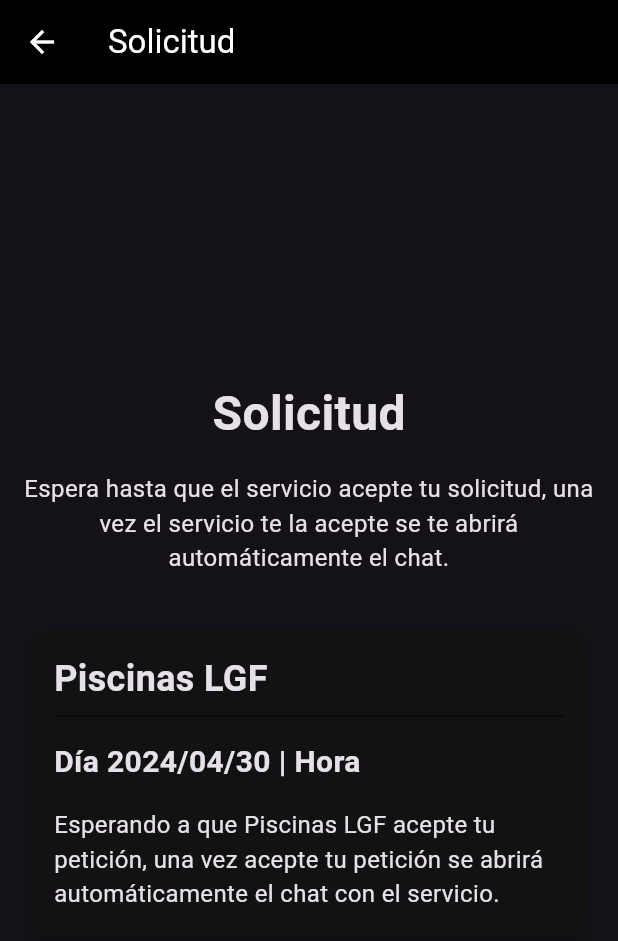
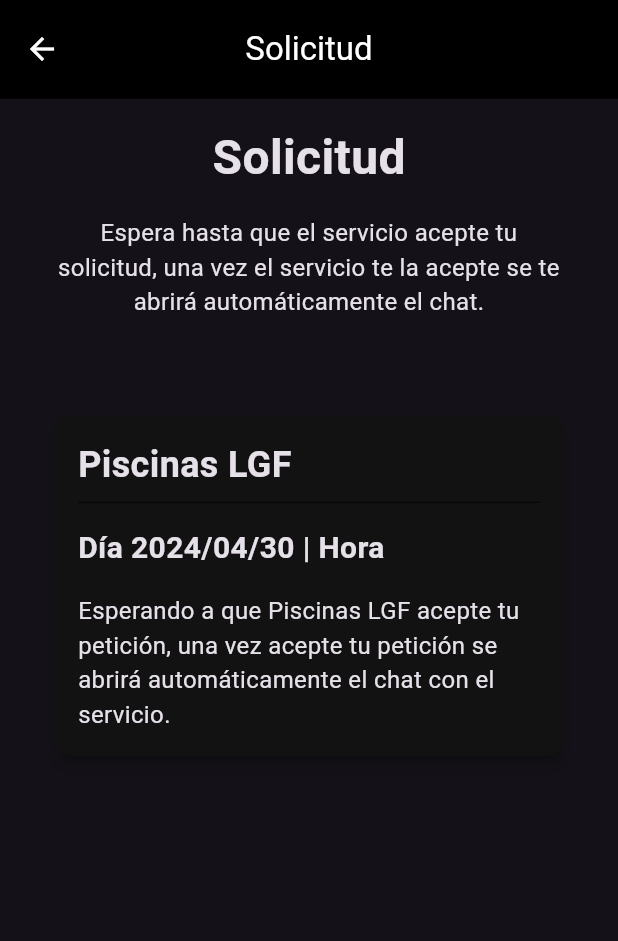
Before and after one commit to amsteradri/Nearvice, a Flutter app: the RequestConfirmationPage screen opened directly with empty values, on a phone screen of 412 x 824 dp. Shown: the top 941 px of the screen. Run offline on Flutter 3.47's test engine with Material 3 defaults, Android fonts, the phone set to English and light mode, and no system bars; our stand-ins replace flutter_map, flutter_svg, latlong2, table_calendar.

Commit message:
finished route to request a service

```diff
--- a/lib/RequestSentPage.dart
+++ b/lib/RequestSentPage.dart
@@ -1,6 +1,9 @@
 import 'package:flutter/material.dart';
+import 'dart:async';
+import 'package:nearvice/activity.dart'; // Assuming 'ChatItem' is defined in this file
+import 'chat.dart'; // Ensure this file exists and defines a ChatScreen widget
 
-class RequestConfirmationPage extends StatelessWidget {
+class RequestConfirmationPage extends StatefulWidget {
   final DateTime selectedDay;
   final String selectedTimeSlot;
 
@@ -11,39 +14,92 @@ class RequestConfirmationPage extends StatelessWidget {
   }) : super(key: key);
 
   @override
+  _RequestConfirmationPageState createState() => _RequestConfirmationPageState();
+}
+
+class _RequestConfirmationPageState extends State<RequestConfirmationPage> {
+  late Timer _timer;
+
+  @override
+  void initState() {
+    super.initState();
+    // Initialize the timer in initState
+    _timer = Timer(Duration(seconds: 10), navigateToChatScreen);
+  }
+
+  @override
+  void dispose() {
+    // Always cancel the timer to avoid memory leaks and unexpected behaviors
+    _timer.cancel();
+    super.dispose();
+  }
+
+  void navigateToChatScreen() {
+    // Create an instance of ChatItem, assuming that it has these fields
+    ChatItem chat = ChatItem(
+      profileImage: 'assets/images/peluquero.png',  // Example URL to profile image
+      name: 'Piscinas LGF',  // Example name
+      lastMessage: 'Último mensaje',  // Example last message
+      lastMessageTime: DateTime.now(),  // Example timestamp
+    );
+
+    // Navigate to the ChatScreen with the ChatItem
+    Navigator.pushReplacement(
+      context,
+      MaterialPageRoute(
+        builder: (context) => ChatScreen(chat: chat),
+      ),
+    );
+  }
+
+  @override
   Widget build(BuildContext context) {
-    // Format the selected day in a more friendly format
-    String formattedDate = "${selectedDay.year}/${selectedDay.month.toString().padLeft(2,'0')}/${selectedDay.day.toString().padLeft(2,'0')}";
+    String formattedDate = "${widget.selectedDay.year}/${widget.selectedDay.month.toString().padLeft(2, '0')}/${widget.selectedDay.day.toString().padLeft(2, '0')}";
 
     return Scaffold(
       appBar: AppBar(
-        title: Text('Solicitud', style: TextStyle(color: Colors.white)),
+        toolbarHeight: MediaQuery.of(context).size.height * 0.08,
+        title: const Text('Solicitud', style: TextStyle(color: Colors.white)),
+        iconTheme: IconThemeData(color: Colors.white),
+        centerTitle: true,
         backgroundColor: Colors.black,
       ),
-      body: Padding(
+      body: Column(
+        crossAxisAlignment: CrossAxisAlignment.center,
+        children: [
+          Padding(
             padding: const EdgeInsets.all(16.0),
-        child: Column(
-          mainAxisAlignment: MainAxisAlignment.center,
-          children: [
-            Text(
+            child: Align(
+              alignment: Alignment.center,
+              child: Text(
                 'Solicitud',
                 style: TextStyle(
                   fontSize: 32,
                   fontWeight: FontWeight.bold,
                 ),
               ),
-            SizedBox(height: 16),
-            Text(
+            ),
+          ),
+          Padding(
+            padding: const EdgeInsets.symmetric(horizontal: 32.0),
+            child: Text(
               'Espera hasta que el servicio acepte tu solicitud, una vez el servicio te la acepte se te abrirá automáticamente el chat.',
               textAlign: TextAlign.center,
               style: TextStyle(fontSize: 16),
             ),
-            SizedBox(height: 32),
-            Card(
+          ),
+          SizedBox(height: 60),
+          Expanded(
+            child: Align(
+              alignment: Alignment.topCenter,
+              child: Container(
+                margin: EdgeInsets.symmetric(horizontal: 32),
+                child: Card(
                   elevation: 4,
                   child: Padding(
                     padding: const EdgeInsets.all(16.0),
                     child: Column(
+                      mainAxisSize: MainAxisSize.min,
                       crossAxisAlignment: CrossAxisAlignment.start,
                       children: [
                         Text(
@@ -56,7 +112,7 @@ class RequestConfirmationPage extends StatelessWidget {
                         Divider(color: Colors.black54),
                         SizedBox(height: 8),
                         Text(
-                      'Día $formattedDate | Hora $selectedTimeSlot',
+                          'Día ${formattedDate} | Hora ${widget.selectedTimeSlot}',
                           style: TextStyle(
                             fontSize: 20,
                             fontWeight: FontWeight.bold,
@@ -71,8 +127,10 @@ class RequestConfirmationPage extends StatelessWidget {
                     ),
                   ),
                 ),
+              ),
+            ),
+          ),
         ],
-        ),
       ),
     );
   }
--- a/lib/ServiceDetailsPage.dart
+++ b/lib/ServiceDetailsPage.dart
@@ -72,9 +72,7 @@ class _ServiceDetailsPageState extends State<ServiceDetailsPage> {
               SizedBox(height: 20),
               Text(service.serviceName, style: TextStyle(fontSize: 24, fontWeight: FontWeight.bold)),
               SizedBox(height: 8),
-              Text('Address: ${service.address}', style: TextStyle(fontSize: 18)),
-              SizedBox(height: 10),
-              Text('Phone: ${service.phoneNumber}', style: TextStyle(fontSize: 18)),
+              Text('Servicios de Piscinas AquaClara: Expertos en mantenimiento y construcción de piscinas con más de 15 años de experiencia en Barcelona. Calidad y confianza para tu espacio acuático.', style: TextStyle(fontSize: 16)),
               SizedBox(height: 20),
               Text('Our Services', style: TextStyle(fontSize: 22, fontWeight: FontWeight.bold)),
               SizedBox(height: 10),
```
Also changed, not shown: lib/select_time_page.dart (+9 -5 lines). Lines whose indentation alone changed are shown as unchanged.
